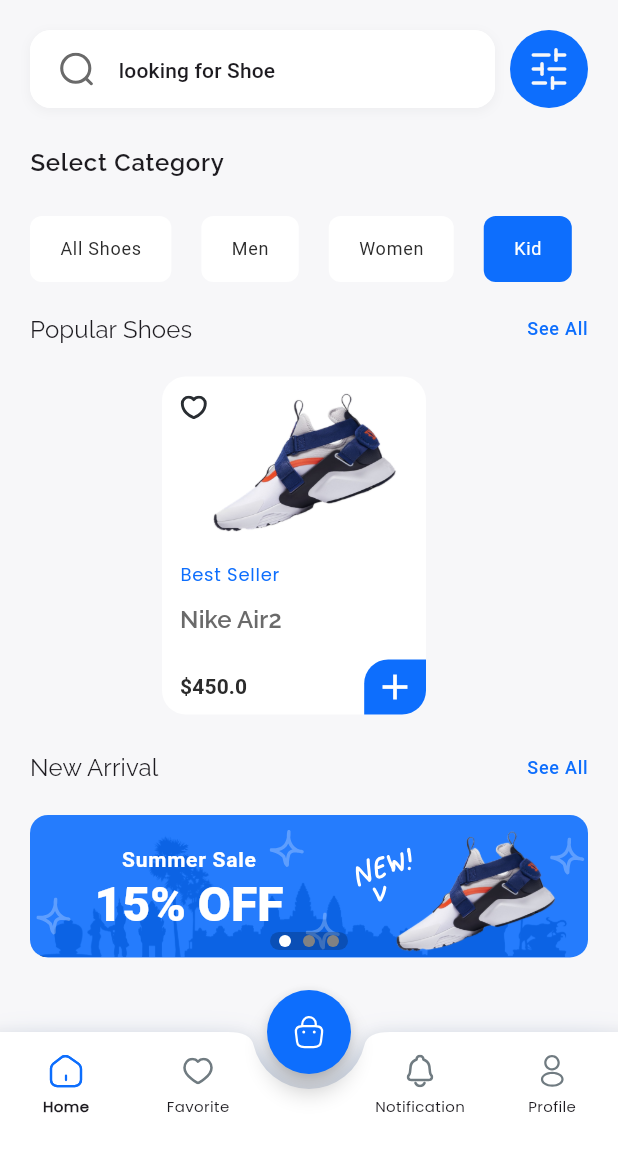
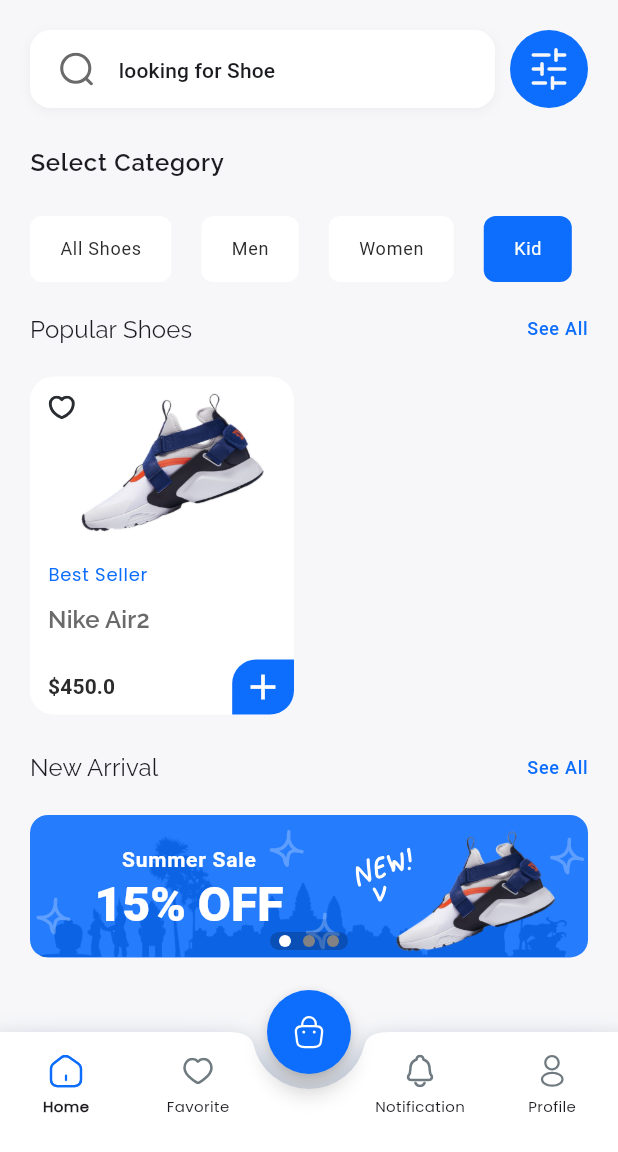
Before and after one commit to emdiya/diya_ecommerce, a Flutter app: the screen it shows after launch, after a tap on "Men", after a tap on "Women", after a tap on "Kid", on a phone screen of 412 x 824 dp, the part 84-1236 px from its top. Run offline on Flutter 3.47's test engine with Material 2 defaults, Android fonts, the phone set to English and light mode, and no system bars; drawn by our look-alikes of carousel_slider, flutter_animate, smooth_page_indicator; our stand-ins replace flutter_svg, freezed_annotation, get, go_router; project files that could hold a hidden picture were left out.

Commit message:
Update Code

```diff
--- a/lib/module/favorite/page/favorite_screen.dart
+++ b/lib/module/favorite/page/favorite_screen.dart
@@ -50,7 +50,8 @@ class FavoriteScreen extends StatelessWidget {
                       favoriteController.favoriteList[index].id;
                   favoriteController.favoriteList
                       .remove(favoriteController.favoriteList[index]);
-                  //remove  fav
+                  //!remove  fav
+
                   final idx = allProductList
                       .indexWhere((element) => element.id == currentIndex);
 
--- a/lib/module/home/widget/custom_cardswitch_category.dart
+++ b/lib/module/home/widget/custom_cardswitch_category.dart
@@ -21,7 +21,7 @@ class CustomCardSwitchCategoory extends StatelessWidget {
 
   @override
   Widget build(BuildContext context) {
-    final newList = allProductList
+    var newListCategory = allProductList
         .where((e) => e.category?.toLowerCase() == category.toLowerCase())
         .toList();
 
@@ -30,8 +30,8 @@ class CustomCardSwitchCategoory extends StatelessWidget {
         init: Get.find<HomeController>(),
         builder: (controller) {
           return Column(
-            crossAxisAlignment: CrossAxisAlignment.center,
-            mainAxisAlignment: MainAxisAlignment.center,
+            crossAxisAlignment: CrossAxisAlignment.start,
+            mainAxisAlignment: MainAxisAlignment.start,
             children: [
               const SizedBox(height: 10),
               Row(
@@ -60,10 +60,9 @@ class CustomCardSwitchCategoory extends StatelessWidget {
                 scrollDirection: Axis.horizontal,
                 child: Row(
                   children: [
-                    ...newList.asMap().entries.map(
+                    ...newListCategory.asMap().entries.map(
                       (e) {
                         {
-                          debugPrint("e.value: $e");
                           return CustomListCardProduct(
                             allProductModel: e.value,
                             isFav: e.value.isFav,
@@ -76,9 +75,11 @@ class CustomCardSwitchCategoory extends StatelessWidget {
                               } else {
                                 favoriteController.favoriteList.remove(e.value);
                               }
-                              allProductList[e.key] = allProductList[e.key]
+                              debugPrint(
+                                  '-------is click ${newListCategory[e.key]}');
+                              newListCategory[e.key] = newListCategory[e.key]
                                   .copyWith(
-                                      isFav: !allProductList[e.key].isFav);
+                                      isFav: !newListCategory[e.key].isFav);
                               controller.update();
                             },
                           );
@@ -87,10 +88,18 @@ class CustomCardSwitchCategoory extends StatelessWidget {
                         // return const SizedBox.shrink();
                       },
                     ),
-                    if (newList.isEmpty) const CustomEmptySate()
                   ],
                 ),
               ),
+              Center(
+                child: Column(
+                  mainAxisAlignment: MainAxisAlignment.center,
+                  crossAxisAlignment: CrossAxisAlignment.center,
+                  children: [
+                    if (newListCategory.isEmpty) const CustomEmptySate()
+                  ],
+                ),
+              )
             ],
           );
         });
```
